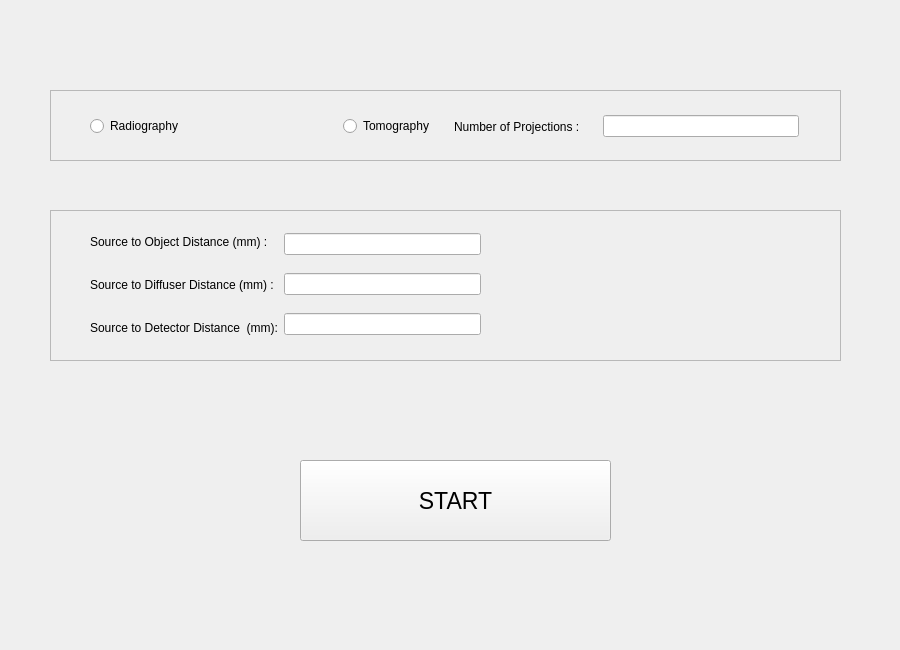
SomayehSaghamanesh/SBIsim, file Setup.ui: the form before one commit.
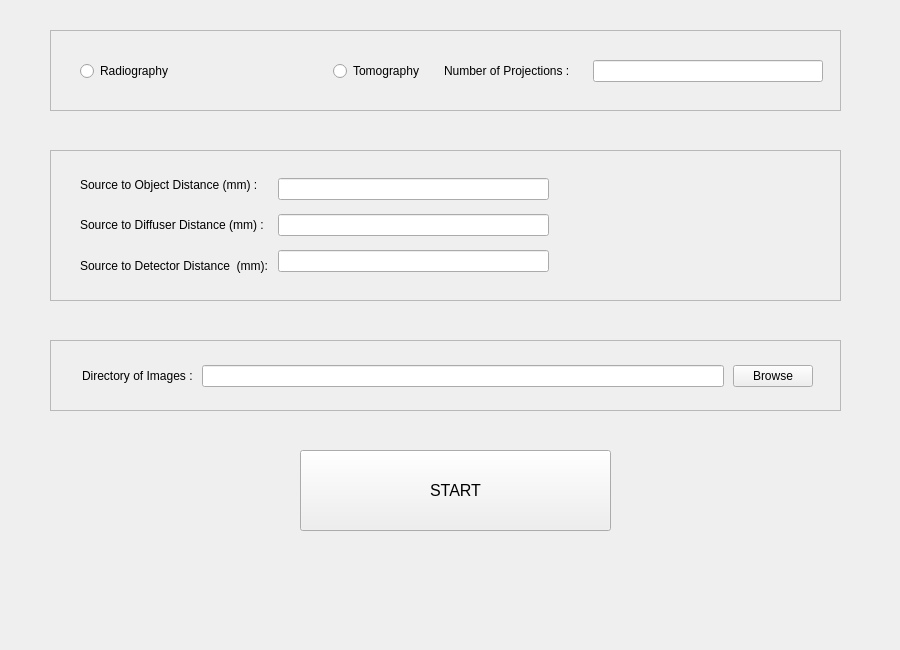
The form after the commit.

The edit to the form file:
```diff
--- a/Setup.ui
+++ b/Setup.ui
@@ -19,18 +19,24 @@
   <property name="windowTitle">
    <string>Form</string>
   </property>
+  <property name="styleSheet">
+   <string notr="true">font: 12pt &quot;Ubuntu&quot;;</string>
+  </property>
   <widget class="QPushButton" name="pushButton_Start">
    <property name="geometry">
     <rect>
      <x>300</x>
-     <y>460</y>
+     <y>450</y>
      <width>311</width>
      <height>81</height>
     </rect>
    </property>
    <property name="font">
     <font>
-     <pointsize>17</pointsize>
+     <family>Ubuntu</family>
+     <pointsize>12</pointsize>
+     <italic>false</italic>
+     <bold>false</bold>
     </font>
    </property>
    <property name="toolTip">
@@ -44,9 +50,9 @@
    <property name="geometry">
     <rect>
      <x>50</x>
-     <y>90</y>
+     <y>30</y>
      <width>791</width>
-     <height>71</height>
+     <height>81</height>
     </rect>
    </property>
    <property name="frameShape">
@@ -55,13 +61,13 @@
    <property name="frameShadow">
     <enum>QFrame::Raised</enum>
    </property>
-   <widget class="QWidget" name="">
+   <widget class="QWidget" name="layoutWidget">
     <property name="geometry">
      <rect>
-      <x>40</x>
-      <y>22</y>
-      <width>709</width>
-      <height>29</height>
+      <x>30</x>
+      <y>24</y>
+      <width>743</width>
+      <height>34</height>
      </rect>
     </property>
     <layout class="QHBoxLayout" name="horizontalLayout_4">
@@ -119,7 +125,7 @@
    <property name="geometry">
     <rect>
      <x>50</x>
-     <y>210</y>
+     <y>150</y>
      <width>791</width>
      <height>151</height>
     </rect>
@@ -130,16 +136,19 @@
    <property name="frameShadow">
     <enum>QFrame::Raised</enum>
    </property>
-   <widget class="QWidget" name="layoutWidget">
+   <widget class="QWidget" name="">
     <property name="geometry">
      <rect>
-      <x>40</x>
-      <y>20</y>
-      <width>391</width>
-      <height>109</height>
+      <x>30</x>
+      <y>24</y>
+      <width>469</width>
+      <height>102</height>
      </rect>
     </property>
     <layout class="QHBoxLayout" name="horizontalLayout_2">
+     <property name="spacing">
+      <number>10</number>
+     </property>
      <item>
       <layout class="QVBoxLayout" name="verticalLayout_4">
        <property name="spacing">
@@ -180,22 +189,98 @@
      <item>
       <layout class="QVBoxLayout" name="verticalLayout">
        <property name="spacing">
-        <number>15</number>
+        <number>10</number>
        </property>
        <item>
-        <widget class="QLineEdit" name="lineEdit_SOD"/>
+        <widget class="QLineEdit" name="lineEdit_SOD">
+         <property name="minimumSize">
+          <size>
+           <width>200</width>
+           <height>0</height>
+          </size>
+         </property>
+        </widget>
        </item>
        <item>
-        <widget class="QLineEdit" name="lineEdit_SdD"/>
+        <widget class="QLineEdit" name="lineEdit_SdD">
+         <property name="minimumSize">
+          <size>
+           <width>200</width>
+           <height>0</height>
+          </size>
+         </property>
+        </widget>
        </item>
        <item>
-        <widget class="QLineEdit" name="lineEdit_SDD"/>
+        <widget class="QLineEdit" name="lineEdit_SDD">
+         <property name="minimumSize">
+          <size>
+           <width>200</width>
+           <height>0</height>
+          </size>
+         </property>
+        </widget>
        </item>
       </layout>
      </item>
     </layout>
    </widget>
   </widget>
+  <widget class="QFrame" name="frame_3">
+   <property name="geometry">
+    <rect>
+     <x>50</x>
+     <y>340</y>
+     <width>791</width>
+     <height>71</height>
+    </rect>
+   </property>
+   <property name="frameShape">
+    <enum>QFrame::StyledPanel</enum>
+   </property>
+   <property name="frameShadow">
+    <enum>QFrame::Raised</enum>
+   </property>
+   <widget class="QWidget" name="">
+    <property name="geometry">
+     <rect>
+      <x>32</x>
+      <y>20</y>
+      <width>731</width>
+      <height>32</height>
+     </rect>
+    </property>
+    <layout class="QHBoxLayout" name="horizontalLayout_5">
+     <property name="spacing">
+      <number>9</number>
+     </property>
+     <item>
+      <widget class="QLabel" name="label_ImageDir">
+       <property name="text">
+        <string>Directory of Images :</string>
+       </property>
+      </widget>
+     </item>
+     <item>
+      <widget class="QLineEdit" name="lineEdit_imageDir">
+       <property name="minimumSize">
+        <size>
+         <width>450</width>
+         <height>0</height>
+        </size>
+       </property>
+      </widget>
+     </item>
+     <item>
+      <widget class="QPushButton" name="pushButton_ImageDir">
+       <property name="text">
+        <string>Browse</string>
+       </property>
+      </widget>
+     </item>
+    </layout>
+   </widget>
+  </widget>
  </widget>
  <resources/>
  <connections/>
```
